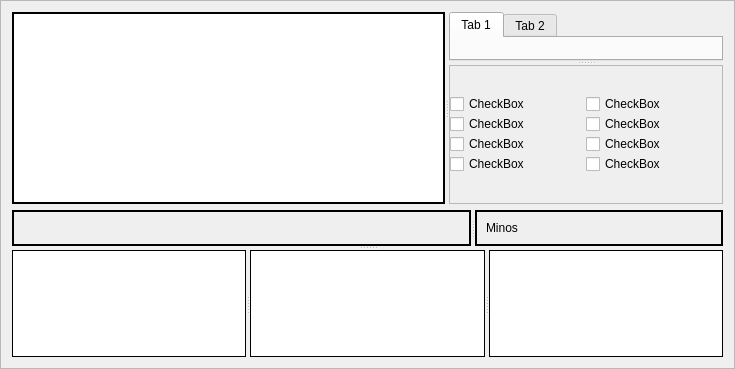
Above: mqt/MqtLogger/tsinglelogframe.ui from zsteva/backup-minos2 before the change. Below: the same form after it.
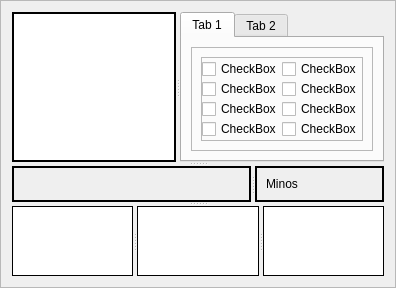
That is the form after the change. Custom widgets are drawn as their Qt base class.

Commit message: LogFrame - splitters and QSO table

What changed in the file:
```diff
--- a/mqt/MqtLogger/tsinglelogframe.ui
+++ b/mqt/MqtLogger/tsinglelogframe.ui
@@ -6,8 +6,8 @@
    <rect>
     <x>0</x>
     <y>0</y>
-    <width>735</width>
-    <height>369</height>
+    <width>396</width>
+    <height>288</height>
    </rect>
   </property>
   <property name="windowTitle">
@@ -19,18 +19,31 @@
   <property name="frameShadow">
    <enum>QFrame::Raised</enum>
   </property>
-  <layout class="QVBoxLayout" name="verticalLayout_3">
-   <item>
-    <widget class="MinosSplitter" name="LogAreaSplitter">
-     <property name="orientation">
-      <enum>Qt::Vertical</enum>
-     </property>
-     <widget class="QWidget" name="layoutWidget">
       <layout class="QVBoxLayout" name="verticalLayout_2">
        <item>
+    <widget class="MinosSplitter" name="LogAreaSplitter">
+     <property name="sizePolicy">
+      <sizepolicy hsizetype="Preferred" vsizetype="Preferred">
+       <horstretch>0</horstretch>
+       <verstretch>0</verstretch>
+      </sizepolicy>
+     </property>
+     <property name="orientation">
+      <enum>Qt::Vertical</enum>
+     </property>
+     <widget class="MinosSplitter" name="TopSplitter">
+      <property name="sizePolicy">
+       <sizepolicy hsizetype="Preferred" vsizetype="Preferred">
+        <horstretch>0</horstretch>
+        <verstretch>0</verstretch>
+       </sizepolicy>
+      </property>
+      <property name="orientation">
+       <enum>Qt::Vertical</enum>
+      </property>
         <widget class="MinosSplitter" name="MultSplitter">
          <property name="sizePolicy">
-          <sizepolicy hsizetype="MinimumExpanding" vsizetype="MinimumExpanding">
+        <sizepolicy hsizetype="Preferred" vsizetype="Preferred">
            <horstretch>0</horstretch>
            <verstretch>0</verstretch>
           </sizepolicy>
@@ -38,7 +51,7 @@
          <property name="orientation">
           <enum>Qt::Horizontal</enum>
          </property>
-         <widget class="QTableWidget" name="tableWidget">
+       <widget class="QTableView" name="QSOTable">
           <property name="frameShape">
            <enum>QFrame::Box</enum>
           </property>
@@ -51,12 +64,32 @@
           <property name="midLineWidth">
            <number>2</number>
           </property>
-         </widget>
-         <widget class="MinosSplitter" name="FilterSplitter">
-          <property name="orientation">
-           <enum>Qt::Vertical</enum>
-          </property>
-          <widget class="QTabWidget" name="tabWidget">
+        <property name="editTriggers">
+         <set>QAbstractItemView::EditKeyPressed</set>
+        </property>
+        <property name="alternatingRowColors">
+         <bool>true</bool>
+        </property>
+        <property name="selectionMode">
+         <enum>QAbstractItemView::SingleSelection</enum>
+        </property>
+        <property name="selectionBehavior">
+         <enum>QAbstractItemView::SelectRows</enum>
+        </property>
+        <property name="wordWrap">
+         <bool>false</bool>
+        </property>
+        <property name="cornerButtonEnabled">
+         <bool>false</bool>
+        </property>
+        <attribute name="horizontalHeaderHighlightSections">
+         <bool>false</bool>
+        </attribute>
+        <attribute name="verticalHeaderVisible">
+         <bool>false</bool>
+        </attribute>
+       </widget>
+       <widget class="QTabWidget" name="MultTabs">
            <property name="tabPosition">
             <enum>QTabWidget::North</enum>
            </property>
@@ -67,13 +100,17 @@
             <attribute name="title">
              <string>Tab 1</string>
             </attribute>
-           </widget>
-           <widget class="QWidget" name="tab_2">
-            <attribute name="title">
-             <string>Tab 2</string>
-            </attribute>
-           </widget>
-          </widget>
+         <layout class="QVBoxLayout" name="verticalLayout">
+          <item>
+           <widget class="QFrame" name="frame">
+            <property name="frameShape">
+             <enum>QFrame::StyledPanel</enum>
+            </property>
+            <property name="frameShadow">
+             <enum>QFrame::Raised</enum>
+            </property>
+            <layout class="QVBoxLayout" name="verticalLayout_7">
+             <item>
           <widget class="QFrame" name="MultFilters">
            <property name="sizePolicy">
             <sizepolicy hsizetype="MinimumExpanding" vsizetype="MinimumExpanding">
@@ -104,7 +141,7 @@
              <number>0</number>
             </property>
             <item>
-             <layout class="QVBoxLayout" name="verticalLayout">
+                 <layout class="QVBoxLayout" name="verticalLayout_6">
               <property name="spacing">
                <number>0</number>
               </property>
@@ -196,15 +233,30 @@
             </item>
            </layout>
           </widget>
-         </widget>
-        </widget>
-       </item>
-       <item>
+             </item>
+            </layout>
+           </widget>
+          </item>
+         </layout>
+        </widget>
+        <widget class="QWidget" name="tab_2">
+         <attribute name="title">
+          <string>Tab 2</string>
+         </attribute>
+        </widget>
+       </widget>
+      </widget>
         <widget class="MinosSplitter" name="CribSplitter">
+       <property name="sizePolicy">
+        <sizepolicy hsizetype="Preferred" vsizetype="Preferred">
+         <horstretch>0</horstretch>
+         <verstretch>0</verstretch>
+        </sizepolicy>
+       </property>
          <property name="orientation">
           <enum>Qt::Horizontal</enum>
          </property>
-         <widget class="QSOLogFrame" name="frame">
+       <widget class="QSOLogFrame" name="GJVQSOLogFrame">
           <property name="frameShape">
            <enum>QFrame::Box</enum>
           </property>
@@ -257,14 +309,24 @@
           </layout>
          </widget>
         </widget>
-       </item>
-      </layout>
      </widget>
      <widget class="MinosSplitter" name="ArchiveSplitter">
+      <property name="sizePolicy">
+       <sizepolicy hsizetype="Preferred" vsizetype="Preferred">
+        <horstretch>0</horstretch>
+        <verstretch>0</verstretch>
+       </sizepolicy>
+      </property>
       <property name="orientation">
        <enum>Qt::Horizontal</enum>
       </property>
-      <widget class="QTableWidget" name="tableWidget_4">
+      <widget class="QTableView" name="ThisMatchTable">
+       <property name="sizePolicy">
+        <sizepolicy hsizetype="Preferred" vsizetype="Preferred">
+         <horstretch>0</horstretch>
+         <verstretch>0</verstretch>
+        </sizepolicy>
+       </property>
        <property name="frameShape">
         <enum>QFrame::Box</enum>
        </property>
@@ -275,7 +337,13 @@
         <number>1</number>
        </property>
       </widget>
-      <widget class="QTableWidget" name="tableWidget_3">
+      <widget class="QTableView" name="OtherMatchTable">
+       <property name="sizePolicy">
+        <sizepolicy hsizetype="Preferred" vsizetype="Preferred">
+         <horstretch>0</horstretch>
+         <verstretch>0</verstretch>
+        </sizepolicy>
+       </property>
        <property name="frameShape">
         <enum>QFrame::Box</enum>
        </property>
@@ -286,7 +354,13 @@
         <number>1</number>
        </property>
       </widget>
-      <widget class="QTableWidget" name="tableWidget_2">
+      <widget class="QTableView" name="ArchiveMatchTable">
+       <property name="sizePolicy">
+        <sizepolicy hsizetype="Preferred" vsizetype="Preferred">
+         <horstretch>0</horstretch>
+         <verstretch>0</verstretch>
+        </sizepolicy>
+       </property>
        <property name="frameShape">
         <enum>QFrame::Box</enum>
        </property>
```
Left out of the diff: 4 changed lines with no effect on the pictures. Lines whose indentation alone changed are shown as unchanged. The commit also changes 22 other files.
